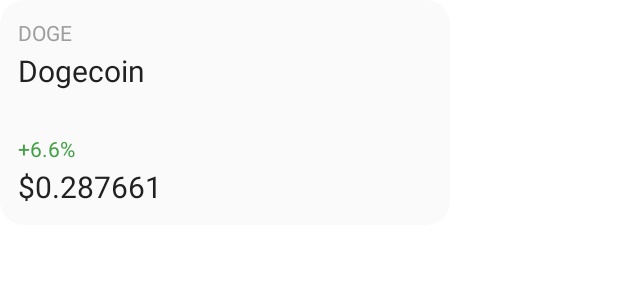
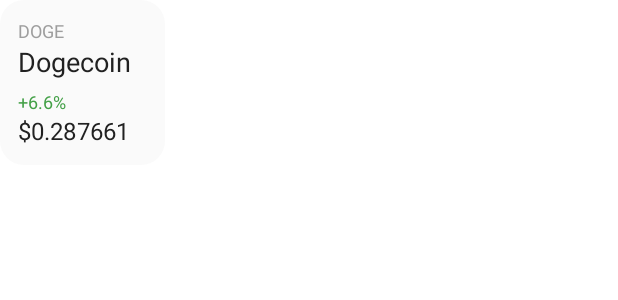
Before and after one commit to nlgtuankiet/cj, an Android app: the layout widget_coin_ticker.xml on its own in the app's theme, with its tools: preview values and no code run, on a phone screen of 412 x 824 dp. Shown: the top 300 px of the screen. Run offline under Robolectric (Android 15) with nearby library versions, the phone set to English and light mode, and no system bars.

Commit message:
make square widget

```diff
--- a/app/src/main/res/layout/coin_ticker_preview_view.xml
+++ b/app/src/main/res/layout/coin_ticker_preview_view.xml
@@ -18,8 +18,8 @@
 
     <FrameLayout
         android:id="@+id/preview_container"
-        android:layout_width="150dp"
-        android:layout_height="150dp"
+        android:layout_width="110dp"
+        android:layout_height="110dp"
         app:layout_constraintBottom_toBottomOf="@id/preview_background"
         app:layout_constraintEnd_toEndOf="@id/preview_background"
         app:layout_constraintStart_toStartOf="@id/preview_background"
--- a/app/src/main/res/layout/widget_coin_ticker.xml
+++ b/app/src/main/res/layout/widget_coin_ticker.xml
@@ -2,11 +2,9 @@
 <RelativeLayout xmlns:android="http://schemas.android.com/apk/res/android"
     xmlns:tools="http://schemas.android.com/tools"
     android:id="@+id/container"
-    android:layout_width="match_parent"
-    android:layout_height="match_parent"
-    android:background="@drawable/coin_ticker_background"
-    tools:layout_height="150dp"
-    tools:layout_width="300dp">
+    android:layout_width="110dp"
+    android:layout_height="110dp"
+    android:background="@drawable/coin_ticker_background">
 
     <ImageView
         android:id="@+id/icon"
@@ -23,6 +21,7 @@
         android:layout_marginStart="12dp"
         android:layout_marginTop="12dp"
         android:textAllCaps="true"
+        android:textSize="12sp"
         android:textColor="@color/gray_500"
         tools:text="DOGE" />
 
@@ -33,30 +32,29 @@
         android:layout_below="@+id/symbol"
         android:layout_alignParentStart="true"
         android:layout_marginStart="12dp"
-        android:layout_marginTop="2dp"
         android:textColor="@color/gray_900"
-        android:textSize="20sp"
+        android:textSize="18sp"
         tools:text="Dogecoin" />
 
     <TextView
-        android:layout_alignParentEnd="true"
         android:id="@+id/price"
         android:layout_width="wrap_content"
         android:layout_height="wrap_content"
         android:layout_alignParentStart="true"
+        android:layout_alignParentEnd="true"
         android:layout_alignParentBottom="true"
         android:layout_marginStart="12dp"
         android:layout_marginEnd="12dp"
         android:layout_marginBottom="12dp"
         android:textColor="@color/gray_900"
-        android:textSize="20sp"
+        android:textSize="16sp"
         tools:text="$0.287661" />
 
 
     <TextView
+        android:textSize="12sp"
         android:layout_above="@id/price"
         android:layout_marginStart="12dp"
-        android:layout_marginBottom="2dp"
         android:ellipsize="end"
         android:id="@+id/change_percent"
         android:layout_width="wrap_content"
--- a/app/src/main/res/xml/ticker_widget_info.xml
+++ b/app/src/main/res/xml/ticker_widget_info.xml
@@ -2,8 +2,8 @@
 <appwidget-provider xmlns:android="http://schemas.android.com/apk/res/android"
     android:configure="com.rainyseason.cj.ticker.CoinTickerSettingActivity"
     android:initialLayout="@layout/widget_coin_ticker"
-    android:minWidth="80dp"
-    android:minHeight="80dp"
+    android:minWidth="110dp"
+    android:minHeight="110dp"
     android:resizeMode="horizontal|vertical"
     android:updatePeriodMillis="86400000"
     android:widgetCategory="home_screen" />
```
Also changed, not shown: app/src/main/java/com/rainyseason/cj/common/Util.kt (+11 -0 lines), app/src/main/java/com/rainyseason/cj/ticker/CoinTickerProvider.kt (+17 -0 lines).
